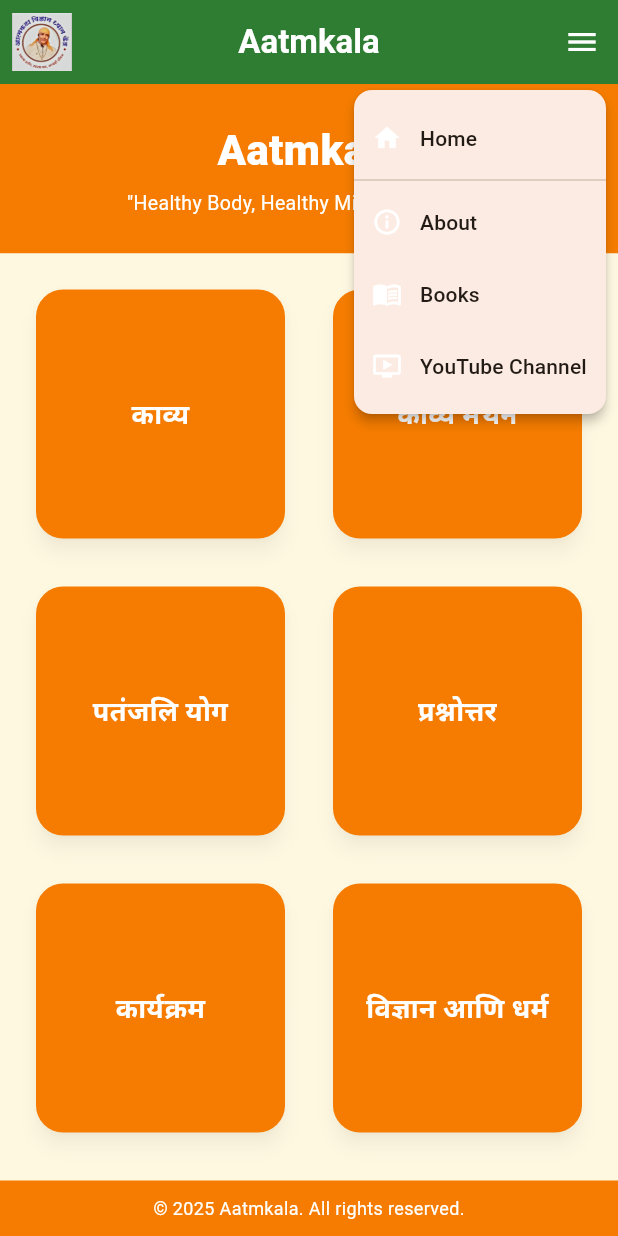
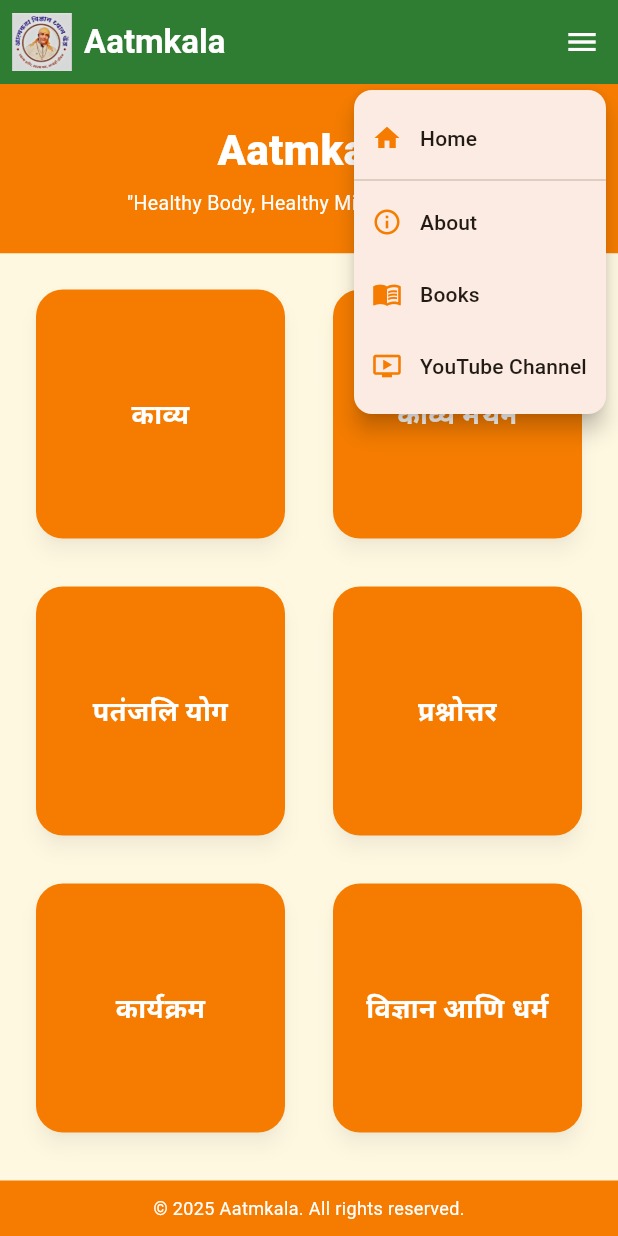
Before and after one commit to agnelom/aatmakala-flutter, a Flutter app: the screen it shows after launch, after a tap on the "menu" icon, on a phone screen of 412 x 824 dp. Run offline on Flutter 3.47's test engine with Material 3 defaults, Android fonts, the light colour scheme and no system bars; our stand-ins replace cached_network_image, connectivity_plus, flutter_dotenv, flutter_riverpod, flutter_widget_from_html, go_router and 1 more; network calls fail.

Commit message:
Fix app bar usage with dynamic titles and global navigation

```diff
--- a/lib/screens/article_detail_screen.dart
+++ b/lib/screens/article_detail_screen.dart
@@ -27,7 +27,9 @@
   @override
   Widget build(BuildContext context) {
     return Scaffold(
-      appBar: const AatmkalaAppBar(), // constant green AppBar
+      appBar: const AatmkalaAppBar(
+        showBack: true,
+      ), // constant green AppBar
       body: SafeArea(
         child: FutureBuilder<Map<String, dynamic>?>(
           future: contentful.fetchArticle(entryId),
--- a/lib/screens/section_list_screen.dart
+++ b/lib/screens/section_list_screen.dart
@@ -25,7 +25,10 @@
   @override
   Widget build(BuildContext context) {
     return Scaffold(
-      appBar: const AatmkalaAppBar(), // constant green AppBar
+      appBar: AatmkalaAppBar(
+        showBack: true,
+        titleText: args.title, // or whatever your section title is
+      ),
       body: SafeArea(
         child: Column(
           children: [
--- a/lib/widgets/aatmkala_app_bar.dart
+++ b/lib/widgets/aatmkala_app_bar.dart
@@ -2,7 +2,17 @@
 import '../theme/sattva_theme.dart';
 
 class AatmkalaAppBar extends StatelessWidget implements PreferredSizeWidget {
-  const AatmkalaAppBar({super.key});
+  /// If true, shows a back button before the logo.
+  final bool showBack;
+
+  /// Optional custom title. Defaults to "Aatmkala".
+  final String? titleText;
+
+  const AatmkalaAppBar({
+    super.key,
+    this.showBack = false,
+    this.titleText,
+  });
 
   @override
   Size get preferredSize => const Size.fromHeight(kToolbarHeight);
@@ -10,21 +20,39 @@
   @override
   Widget build(BuildContext context) {
     return AppBar(
-      backgroundColor: const Color(0xFF2E7D32), // or const Color(0xFF2E7D32)
+      backgroundColor: const Color(0xFF2E7D32), // <- fixed green
       elevation: 0,
-      leadingWidth: 56,
+      centerTitle: false,
+      leadingWidth: showBack ? 96 : 56,
       leading: Padding(
         padding: const EdgeInsets.symmetric(horizontal: 8.0),
-        child: InkWell(
-          onTap: () => _navigateHome(context),
-          borderRadius: BorderRadius.circular(8),
-          child: const AatmkalaLogo(),
+        child: Row(
+          mainAxisAlignment: MainAxisAlignment.start,
+          children: [
+            if (showBack)
+              IconButton(
+                icon: const Icon(Icons.arrow_back),
+                splashRadius: 20,
+                onPressed: () {
+                  if (Navigator.of(context).canPop()) {
+                    Navigator.of(context).pop();
+                  }
+                },
+              ),
+            Expanded(
+              child: InkWell(
+                onTap: () => _navigateHome(context),
+                borderRadius: BorderRadius.circular(8),
+                child: const AatmkalaLogo(),
+              ),
+            ),
+          ],
         ),
       ),
       titleSpacing: 0,
-      title: const Text(
-        'Aatmkala',
-        style: TextStyle(
+      title: Text(
+        titleText ?? 'Aatmkala',
+        style: const TextStyle(
           fontWeight: FontWeight.bold,
         ),
       ),
@@ -35,14 +63,14 @@
   }
 }
 
-/// Shared logo widget — ensure the correct path
+/// Shared logo widget — final path as requested
 class AatmkalaLogo extends StatelessWidget {
   const AatmkalaLogo({super.key});
 
   @override
   Widget build(BuildContext context) {
     return Image.asset(
-      'assets/images/aatmkala_logo.png', // <-- update this if your path differs
+      'assets/images/aatmkala_logo.png', // <- your logo path
       fit: BoxFit.contain,
     );
   }
@@ -62,7 +90,7 @@
   Widget build(BuildContext context) {
     return PopupMenuButton<AppMenuItem>(
       icon: const Icon(Icons.menu),
-      elevation: 3,
+      elevation: 6,
       shape: RoundedRectangleBorder(
         borderRadius: BorderRadius.circular(12),
       ),
@@ -72,25 +100,32 @@
         PopupMenuItem(
           value: AppMenuItem.home,
           child: Row(
-            children: const [
-              Icon(Icons.home, size: 20),
-              SizedBox(width: 12),
-              Text('Home'),
+            children: [
+              Icon(
+                Icons.home,
+                size: 20,
+                color: SattvaTheme.saffron, // saffron-colored icon
+              ),
+              const SizedBox(width: 12),
+              const Text('Home'),
             ],
           ),
         ),
 
-        // Divider
         const PopupMenuDivider(height: 8),
 
         // ----- ABOUT -----
         PopupMenuItem(
           value: AppMenuItem.about,
           child: Row(
-            children: const [
-              Icon(Icons.info_outline, size: 20),
-              SizedBox(width: 12),
-              Text('About'),
+            children: [
+              Icon(
+                Icons.info_outline,
+                size: 20,
+                color: SattvaTheme.saffron,
+              ),
+              const SizedBox(width: 12),
+              const Text('About'),
             ],
           ),
         ),
@@ -99,10 +134,14 @@
         PopupMenuItem(
           value: AppMenuItem.books,
           child: Row(
-            children: const [
-              Icon(Icons.menu_book_outlined, size: 20),
-              SizedBox(width: 12),
-              Text('Books'),
+            children: [
+              Icon(
+                Icons.menu_book_outlined,
+                size: 20,
+                color: SattvaTheme.saffron,
+              ),
+              const SizedBox(width: 12),
+              const Text('Books'),
             ],
           ),
         ),
@@ -111,10 +150,14 @@
         PopupMenuItem(
           value: AppMenuItem.youtubeChannel,
           child: Row(
-            children: const [
-              Icon(Icons.ondemand_video, size: 20),
-              SizedBox(width: 12),
-              Text('YouTube Channel'),
+            children: [
+              Icon(
+                Icons.ondemand_video,
+                size: 20,
+                color: SattvaTheme.saffron,
+              ),
+              const SizedBox(width: 12),
+              const Text('YouTube Channel'),
             ],
           ),
         ),
@@ -140,7 +183,7 @@
 }
 
 //
-// Helper Functions
+// Helper functions
 //
 
 void _navigateHome(BuildContext context) {
```
